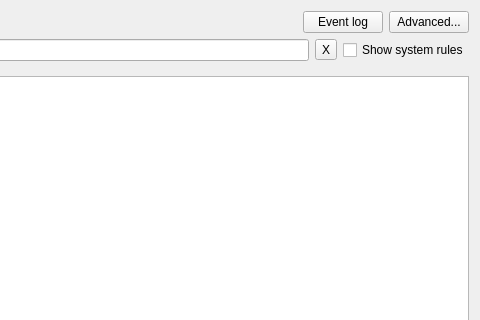
Before: the Qt Designer form client/src/ui/dialogs/business_rules_dialog.ui in networkoptix/nx_open, drawn with Qt 5; both pictures show x 690 to 1170 and y 0 to 320 of the 1170 by 719 pixel window.
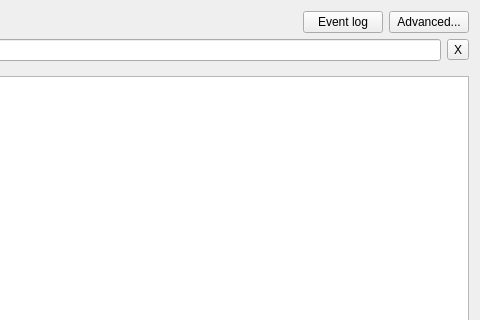
After: the same form once the commit is applied. Icons and pictures are not drawn. Custom widgets are drawn as their Qt base class.

Commit message:
System rules are hidden from business rules dialog
<==== Mercurial data ====>
Branch: master

What changed in the file:
```diff
--- a/client/src/ui/dialogs/business_rules_dialog.ui
+++ b/client/src/ui/dialogs/business_rules_dialog.ui
@@ -94,13 +94,6 @@
        </property>
       </widget>
      </item>
-     <item>
-      <widget class="QCheckBox" name="systemRulesCheckBox">
-       <property name="text">
-        <string>Show system rules</string>
-       </property>
-      </widget>
-     </item>
     </layout>
    </item>
    <item>
```
The commit also changes 1 other file.
